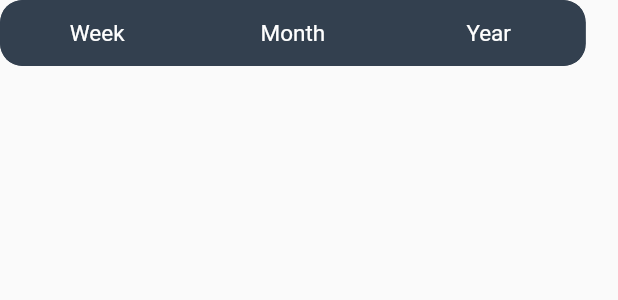
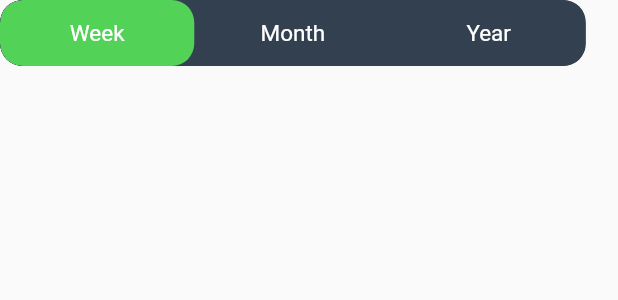
Before and after one commit to jawaher-alqotym/finance_app, a Flutter app: what wmyBarWidget() shows on an empty page, opened directly, on a phone screen of 412 x 824 dp. Shown: the top 300 px of the screen. Run offline on Flutter 3.47's test engine with Material 2 defaults, Android fonts, the phone set to English and light mode, and no system bars; drawn by our look-alikes of toggle_switch; our stand-ins replace flutter_svg, get, percent_indicator, syncfusion_flutter_charts.

Commit message:
new commit

```diff
--- a/lib/widgets/expenseCard.dart
+++ b/lib/widgets/expenseCard.dart
@@ -24,7 +24,7 @@ class _ExpenseCardState extends State<ExpenseCard> {
       children: [
         Padding(
           padding: const EdgeInsets.only(left: 45.0, top: 15, bottom: 2),
-          child: Text("${widget.date.year} / ${widget.date.month} / ${widget.date.day}", style: TextStyle(color: Colors.grey, fontSize: 16, fontFamily: "Inter"),),
+          child: Text("${widget.date.year} - ${widget.date.month} - ${widget.date.day}", style: TextStyle(color: Colors.grey, fontSize: 16, fontFamily: "Inter"),),
         ),
         Container(
           height: 70,
--- a/lib/widgets/wmy_bar_widget.dart
+++ b/lib/widgets/wmy_bar_widget.dart
@@ -30,7 +30,7 @@ Widget wmyBarWidget(BuildContext context) {
     activeFgColor: Colors.white,
     inactiveBgColor: Color.fromRGBO(51, 64, 79, 1),
     inactiveFgColor: Colors.white,
-    initialLabelIndex: null,
+    initialLabelIndex: 0,
     doubleTapDisable: false, // re-tap active widget to de-activate
     totalSwitches: 3,
     labels: ['Week', 'Month', 'Year'],
```
Also changed, not shown: lib/screens/insight_page.dart (+17 -3 lines).
